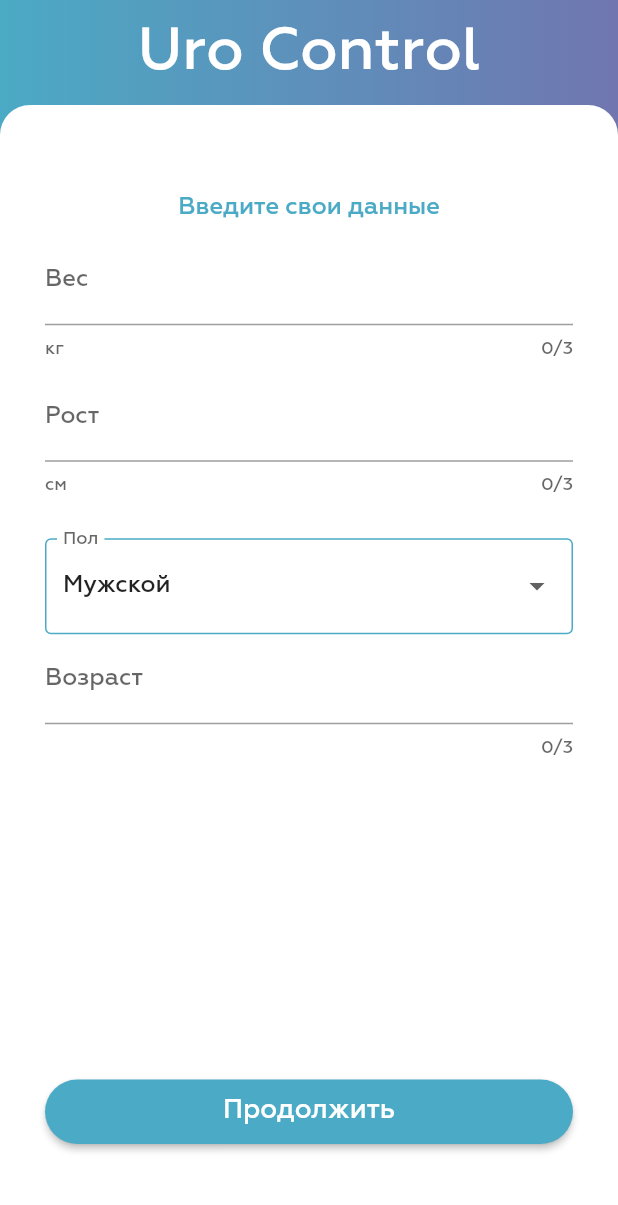
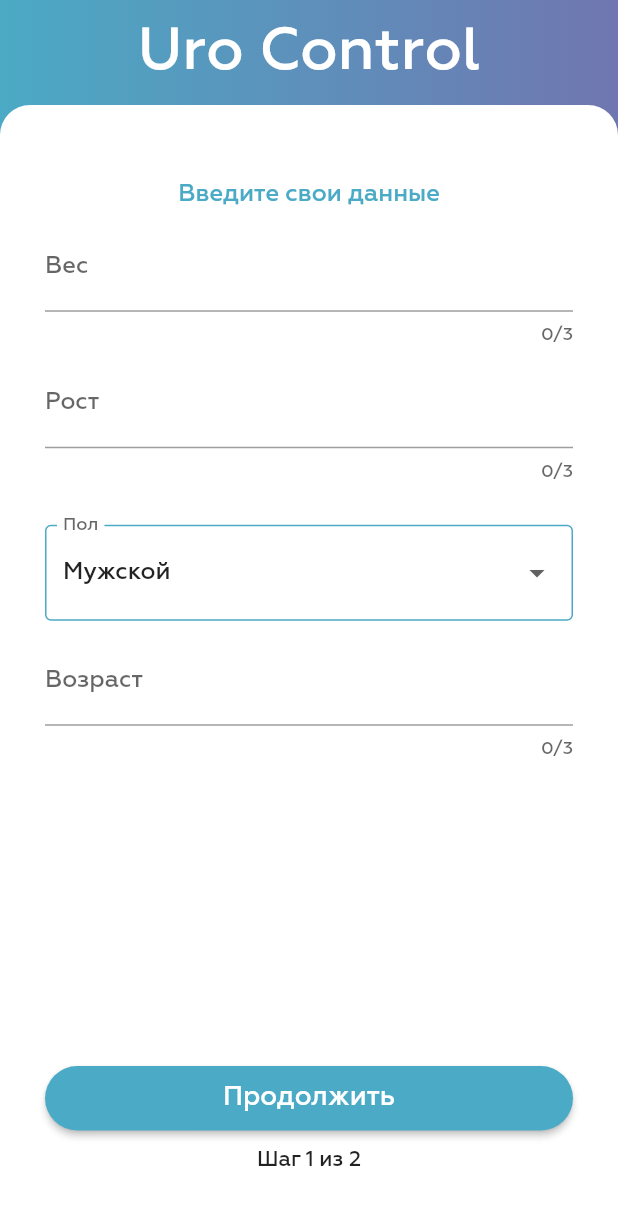
Before and after one commit to mynewskill/master_uro_control_ver_3, a Flutter app: the screen it shows after launch, on a phone screen of 412 x 824 dp. Shown: the top 1205 px of the screen. Run offline on Flutter 3.47's test engine with Material 2 defaults, Android fonts, the phone set to English and light mode, and no system bars; our stand-ins replace shared_preferences; project files that could hold a hidden picture were left out.

```diff
--- a/lib/main.dart
+++ b/lib/main.dart
@@ -1,4 +1,5 @@
 import 'package:flutter/material.dart';
+import 'package:shared_preferences/shared_preferences.dart';
 import 'package:master_uro_control_ver_3/data_screen/poll_statefull.dart';
 import 'package:master_uro_control_ver_3/theme_constants.dart';
 import 'package:flutter/services.dart';
@@ -65,11 +66,44 @@ class _MyHomePageState extends State<MyHomePage> {
   PageController _pageController = PageController(
       initialPage: 0
   );
+
+  TextEditingController _weightController;
+  TextEditingController _tallController;
+  TextEditingController _ageController;
+
+  int _currentPage = 1;
+  int _lengthPages;
+  List<Widget> _pages;
+
   List<String> sexList = const ["Мужской", "Женский"];
   String dropDownValue = "Мужской";
 
+  Future<SharedPreferences> _prefs = SharedPreferences.getInstance();
+
+  getAge() async {
+    final SharedPreferences prefs = await _prefs;
+    final String val = prefs.getString('age') ?? '36';
+    return val;
+  }
+
+
+
+  @override
+  void initState() {
+    // TODO: implement initState
+    super.initState();
+    _pages = [firstScreenData(), Text("Второй")];
+    _lengthPages = _pages.length;
+    _weightController = TextEditingController();
+    _ageController = TextEditingController(text: "123");
+    _tallController = TextEditingController();
+  }
+
   void dispose() {
     _pageController.dispose();
+    _ageController.dispose();
+    _tallController.dispose();
+    _weightController.dispose();
     super.dispose();
   }
 
@@ -130,18 +164,31 @@ class _MyHomePageState extends State<MyHomePage> {
                             // decoration: BoxDecoration(
                             //     color: Colors.yellowAccent
                             // ),
-                            child: PageView(
+                            child: PageView.builder(
+                              scrollDirection: Axis.horizontal,
                               controller: _pageController,
-                              children: [
-                                firstScreenData(),
-                                Text("Hello World!")
-                              ],
+                              itemCount: _lengthPages,
+                              onPageChanged: (index) {
+                                setState(() {
+                                  _currentPage = index+1;
+                                });
+                              },
+                              itemBuilder: (context, index) {
+                                return _pages[index];
+                              },
+                              // children: [
+                              //   firstScreenData(),
+                              //   Text("Hello World!")
+                              // ],
                             ),
                           ),
                         ),
                         Flexible(
                           flex: 3,
-                          child: Padding(
+                          child: SingleChildScrollView(
+                            child: Column(
+                              children: [
+                                Padding(
                                   padding: const EdgeInsets.only(bottom: 8.0, top: 8.0),
                                   child: MaterialButton(
                                     onPressed: () async {
@@ -162,6 +209,10 @@ class _MyHomePageState extends State<MyHomePage> {
                                     ),),
                                   ),
                                 ),
+                                Text("Шаг $_currentPage из $_lengthPages")
+                              ],
+                            ),
+                          ),
                         )
                       ],
                     ),
@@ -175,7 +226,7 @@ class _MyHomePageState extends State<MyHomePage> {
     );
   }
 
-  firstScreenData() {
+  Widget firstScreenData() {
 
     return SingleChildScrollView(
       physics: BouncingScrollPhysics(),
@@ -190,15 +241,15 @@ class _MyHomePageState extends State<MyHomePage> {
               children: [
                 Padding(
                   padding: onlyBottomPad8,
-                  child: _fieldPool(label: "Вес", hint: "кг"),
+                  child: _fieldPool(label: "Вес", shaPrefValue: "weight", hint: "кг"),
                 ),
                 Padding(
                   padding: onlyBottomPad8,
-                  child: _fieldPool(label: "Рост", hint: "см"),
+                  child: _fieldPool(label: "Рост", shaPrefValue: "tall", hint: "см"),
                 ),
                 Padding(
                   padding: const EdgeInsets.only(
-                      top: 20.0),
+                      top: 20.0, bottom: 10.0),
                   child: FormField<String>(
                       builder: (FormFieldState<
                           String> state) {
@@ -263,7 +314,9 @@ class _MyHomePageState extends State<MyHomePage> {
                 ),
                 Padding(
                   padding: onlyBottomPad8,
-                  child: _fieldPool(label: "Возраст", txtInputAction: TextInputAction.done),
+                  child: _fieldPool(label: "Возраст",
+                      txtInputAction: TextInputAction.done,
+                  shaPrefValue: "age", controllerName: _ageController),
                 )
               ],
             ),
@@ -281,18 +334,18 @@ class _MyHomePageState extends State<MyHomePage> {
       textInputAction: txtInputAction,
       keyboardType: TextInputType.number,
       textAlign: TextAlign.center,
-      // controller: controllerName,
+      controller: controllerName,
       maxLength: maxLen,
       onSubmitted: (value) async {
-        // final prefs = await SharedPreferences.getInstance();
-        // prefs.setString(shaPrefValue, value);
+        final SharedPreferences prefs = await _prefs;
+        prefs.setString(shaPrefValue, value);
         // //TODO: make check if value isSet or not
       },
       decoration: InputDecoration(
         // border: OutlineInputBorder(),
           labelText: label,
           // labelStyle: TextStyle.,
-          helperText: hint,
+          // helperText: hint,
           suffix: Text(hint.toString()),
       ),
     );
--- a/pubspec.yaml
+++ b/pubspec.yaml
@@ -23,6 +23,7 @@ environment:
 dependencies:
   flutter:
     sdk: flutter
+  shared_preferences:
 
 
   # The following adds the Cupertino Icons font to your application.
```
Also changed, not shown: pubspec.lock. Lines whose indentation alone changed are shown as unchanged.
